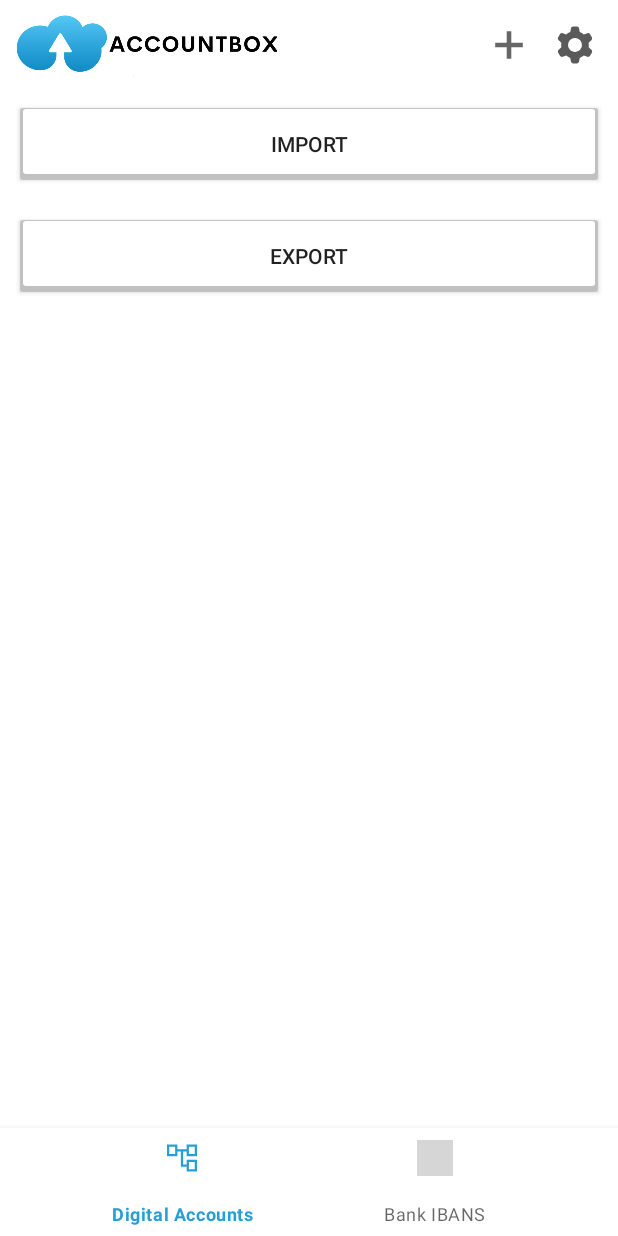
After one commit to emretanerc/AccountBox, an Android app: the SettingsFragment screen opened through its navigation route, on a phone screen of 412 x 824 dp. The commit adds this screen. Run offline under Robolectric (Android 15) with nearby library versions, the phone set to English and light mode, and no system bars; our stand-ins replace Picasso, Room's generated code, sdp/ssp sizes; Roboto replaces fonts that are not available here; grey boxes are pictures that could not be loaded.

Commit message:
changed folders for MVVM.

```diff
--- a/app/src/main/java/com/etcmobileapps/ibanbankaccountanddigitalaccount/view/activitys/MainActivity.kt
+++ b/app/src/main/java/com/etcmobileapps/ibanbankaccountanddigitalaccount/view/activitys/MainActivity.kt
@@ -9,7 +9,7 @@ import androidx.navigation.NavController
 import androidx.navigation.Navigation
 import com.etcmobileapps.ibanbankaccountanddigitalaccount.R
 import com.etcmobileapps.ibanbankaccountanddigitalaccount.databinding.ActivityMainBinding
-import com.etcmobileapps.ibanbankaccountanddigitalaccount.view.MainViewModel
+import com.etcmobileapps.ibanbankaccountanddigitalaccount.viewmodels.MainViewModel
 
 
 private lateinit var bindingMain : ActivityMainBinding
@@ -40,21 +40,18 @@ class MainActivity : AppCompatActivity() {
             val navController: NavController = Navigation.findNavController(this, R.id.fragmentView)
             navController.navigate(R.id.addContentFragment)
         }
+
+        bindingMain.settingView.setOnClickListener {
+            val navController: NavController = Navigation.findNavController(this, R.id.fragmentView)
+            navController.navigate(R.id.settingsFragment)
+        }
     }
 
 
     private fun setupTopBar() {
          val navController: NavController = Navigation.findNavController(this, R.id.fragmentView)
 
-        bindingMain.topAppBar.setOnMenuItemClickListener { menuItem ->
-            when (menuItem.itemId) {
-                R.id.favorite -> {
-                   navController.navigate(R.id.addContentFragment)
-                    true
-                }
-                else -> false
-            }
-        }
+
     }
 
     private fun setupBottomNavigation() {
--- a/app/src/main/java/com/etcmobileapps/ibanbankaccountanddigitalaccount/view/fragments/AddContentFragment.kt
+++ b/app/src/main/java/com/etcmobileapps/ibanbankaccountanddigitalaccount/view/fragments/AddContentFragment.kt
@@ -16,7 +16,7 @@ import com.etcmobileapps.ibanbankaccountanddigitalaccount.adapter.IconAdapter
 import com.etcmobileapps.ibanbankaccountanddigitalaccount.databinding.FragmentAddContentBinding
 import com.etcmobileapps.ibanbankaccountanddigitalaccount.model.Account
 import com.etcmobileapps.ibanbankaccountanddigitalaccount.model.Iban
-import com.etcmobileapps.ibanbankaccountanddigitalaccount.view.AddContentViewModel
+import com.etcmobileapps.ibanbankaccountanddigitalaccount.viewmodels.AddContentViewModel
 
 
 class AddContentFragment : Fragment() {
--- a/app/src/main/java/com/etcmobileapps/ibanbankaccountanddigitalaccount/view/fragments/BankAccountFragment.kt
+++ b/app/src/main/java/com/etcmobileapps/ibanbankaccountanddigitalaccount/view/fragments/BankAccountFragment.kt
@@ -10,7 +10,7 @@ import androidx.lifecycle.ViewModelProvider
 import androidx.recyclerview.widget.LinearLayoutManager
 import com.etcmobileapps.ibanbankaccountanddigitalaccount.adapter.BankAdapter
 import com.etcmobileapps.ibanbankaccountanddigitalaccount.databinding.FragmentBankAccountBinding
-import com.etcmobileapps.ibanbankaccountanddigitalaccount.view.BankAccountViewModel
+import com.etcmobileapps.ibanbankaccountanddigitalaccount.viewmodels.BankAccountViewModel
 import kotlinx.coroutines.CoroutineScope
 import kotlinx.coroutines.Dispatchers
 import kotlinx.coroutines.launch
--- a/app/src/main/java/com/etcmobileapps/ibanbankaccountanddigitalaccount/view/fragments/DigitalAccountFragment.kt
+++ b/app/src/main/java/com/etcmobileapps/ibanbankaccountanddigitalaccount/view/fragments/DigitalAccountFragment.kt
@@ -1,8 +1,6 @@
 package com.etcmobileapps.ibanbankaccountanddigitalaccount.view.fragments
 
 import android.os.Bundle
-import android.os.Handler
-import android.os.Looper
 import android.util.Log
 import android.view.LayoutInflater
 import android.view.View
@@ -13,7 +11,7 @@ import androidx.recyclerview.widget.LinearLayoutManager
 
 import com.etcmobileapps.ibanbankaccountanddigitalaccount.adapter.AccountAdapter
 import com.etcmobileapps.ibanbankaccountanddigitalaccount.databinding.FragmentBankAccountBinding
-import com.etcmobileapps.ibanbankaccountanddigitalaccount.view.DigitalAccountViewModel
+import com.etcmobileapps.ibanbankaccountanddigitalaccount.viewmodels.DigitalAccountViewModel
 import kotlinx.coroutines.CoroutineScope
 import kotlinx.coroutines.Dispatchers
 import kotlinx.coroutines.launch
--- /dev/null
+++ b/app/src/main/java/com/etcmobileapps/ibanbankaccountanddigitalaccount/view/fragments/SettingsFragment.kt
@@ -0,0 +1,43 @@
+package com.etcmobileapps.ibanbankaccountanddigitalaccount.view.fragments
+
+
+import android.os.Bundle
+import android.view.LayoutInflater
+import android.view.View
+import android.view.ViewGroup
+import androidx.fragment.app.Fragment
+import androidx.lifecycle.ViewModelProvider
+
+import com.etcmobileapps.ibanbankaccountanddigitalaccount.databinding.FragmentSettingsBinding
+import com.etcmobileapps.ibanbankaccountanddigitalaccount.viewmodels.SettingsViewModel
+
+
+class SettingsFragment : Fragment()  {
+    private lateinit var bindingSettings: FragmentSettingsBinding
+    private lateinit var viewModel: SettingsViewModel
+    override fun onCreate(savedInstanceState: Bundle?) {
+        super.onCreate(savedInstanceState)
+        viewModel = ViewModelProvider(this)[SettingsViewModel::class.java]
+
+    }
+
+    override  fun onCreateView(
+        inflater: LayoutInflater, container: ViewGroup?,
+        savedInstanceState: Bundle?
+    ): View? {
+        // Inflate the layout for this fragment
+        bindingSettings = FragmentSettingsBinding.inflate(inflater, container, false)
+
+
+
+        return bindingSettings.root
+
+    }
+
+
+
+
+
+
+
+}
--- a/app/src/main/java/com/etcmobileapps/ibanbankaccountanddigitalaccount/view/AddContentViewModel.kt
+++ b/app/src/main/java/com/etcmobileapps/ibanbankaccountanddigitalaccount/viewmodels/AddContentViewModel.kt
@@ -1,4 +1,4 @@
-package com.etcmobileapps.ibanbankaccountanddigitalaccount.view
+package com.etcmobileapps.ibanbankaccountanddigitalaccount.viewmodels
 
 
 
--- a/app/src/main/java/com/etcmobileapps/ibanbankaccountanddigitalaccount/view/BankAccountViewModel.kt
+++ b/app/src/main/java/com/etcmobileapps/ibanbankaccountanddigitalaccount/viewmodels/BankAccountViewModel.kt
@@ -1,4 +1,4 @@
-package com.etcmobileapps.ibanbankaccountanddigitalaccount.view
+package com.etcmobileapps.ibanbankaccountanddigitalaccount.viewmodels
 
 import android.app.Application
 import android.database.sqlite.SQLiteException
--- /dev/null
+++ b/app/src/main/java/com/etcmobileapps/ibanbankaccountanddigitalaccount/viewmodels/DigitalAccountViewModel.kt
@@ -0,0 +1,37 @@
+package com.etcmobileapps.ibanbankaccountanddigitalaccount.viewmodels
+
+import android.app.Application
+import android.util.Log
+import androidx.lifecycle.AndroidViewModel
+import androidx.room.Room
+import com.etcmobileapps.ibanbankaccountanddigitalaccount.model.Account
+import com.etcmobileapps.ibanbankaccountanddigitalaccount.model.Db
+
+
+class DigitalAccountViewModel(application: Application) : AndroidViewModel(application) {
+    private lateinit var database: Db
+    lateinit var data : List<Account>
+
+
+    fun initDatabase() {
+        database = Room.databaseBuilder(
+            getApplication(),
+            Db::class.java, "database.db"
+        ).allowMainThreadQueries().build()
+
+    }
+
+
+
+    fun getAllAccounts(): MutableList<Account> {
+        data = database.getManagerDao().getAllAccounts()
+        Log.d("data:",data.toString())
+        return data as MutableList<Account>
+    }
+
+
+
+
+
+
+}
--- a/app/src/main/java/com/etcmobileapps/ibanbankaccountanddigitalaccount/view/MainViewModel.kt
+++ b/app/src/main/java/com/etcmobileapps/ibanbankaccountanddigitalaccount/viewmodels/MainViewModel.kt
@@ -1,4 +1,4 @@
-package com.etcmobileapps.ibanbankaccountanddigitalaccount.view
+package com.etcmobileapps.ibanbankaccountanddigitalaccount.viewmodels
 
 import android.app.Application
 import android.widget.Toast
--- a/app/src/main/java/com/etcmobileapps/ibanbankaccountanddigitalaccount/view/DigitalAccountViewModel.kt
+++ b/app/src/main/java/com/etcmobileapps/ibanbankaccountanddigitalaccount/viewmodels/SettingsViewModel.kt
@@ -1,4 +1,6 @@
-package com.etcmobileapps.ibanbankaccountanddigitalaccount.view
+package com.etcmobileapps.ibanbankaccountanddigitalaccount.viewmodels
+
+
 
 import android.app.Application
 import android.database.sqlite.SQLiteException
@@ -16,30 +18,6 @@ import kotlinx.coroutines.Dispatchers
 import kotlinx.coroutines.launch
 
 
-class DigitalAccountViewModel(application: Application) : AndroidViewModel(application) {
-    private lateinit var database: Db
-    lateinit var data : List<Account>
-
-
-    fun initDatabase() {
-        database = Room.databaseBuilder(
-            getApplication(),
-            Db::class.java, "database.db"
-        ).allowMainThreadQueries().build()
-
-    }
-
-
-
-    fun getAllAccounts(): MutableList<Account> {
-        data = database.getManagerDao().getAllAccounts()
-        Log.d("data:",data.toString())
-        return data as MutableList<Account>
-    }
-
-
-
-
-
+class SettingsViewModel(application: Application) : AndroidViewModel(application) {
 
 }
--- /dev/null
+++ b/app/src/main/res/layout/fragment_settings.xml
@@ -0,0 +1,25 @@
+<?xml version="1.0" encoding="utf-8"?>
+<LinearLayout xmlns:android="http://schemas.android.com/apk/res/android"
+    xmlns:tools="http://schemas.android.com/tools"
+    android:layout_width="match_parent"
+    android:layout_height="match_parent"
+    android:orientation="vertical"
+    tools:context=".view.fragments.DigitalAccountFragment">
+
+    <androidx.appcompat.widget.AppCompatButton
+        android:id="@+id/importButton"
+        android:layout_width="match_parent"
+        android:layout_height="wrap_content"
+        android:layout_margin="@dimen/_10sdp"
+        android:background="@drawable/layout3d"
+        android:text="@string/import_button" />
+
+
+    <androidx.appcompat.widget.AppCompatButton
+        android:id="@+id/exportButton"
+        android:layout_width="match_parent"
+        android:layout_height="wrap_content"
+        android:layout_margin="@dimen/_10sdp"
+        android:background="@drawable/layout3d"
+        android:text="@string/export_button" />
+</LinearLayout>
--- a/app/src/main/res/menu/menu_top_bar.xml
+++ b/app/src/main/res/menu/menu_top_bar.xml
@@ -1,10 +1,15 @@
 <menu xmlns:android="http://schemas.android.com/apk/res/android"
     xmlns:app="http://schemas.android.com/apk/res-auto">
     <item
-        android:id="@+id/favorite"
+        android:id="@+id/add"
         android:icon="@android:drawable/ic_menu_add"
         android:title="@string/succesfull"
         app:showAsAction="ifRoom" />
 
+    <item
+        android:id="@+id/settings"
+        android:icon="@android:drawable/ic_menu_add"
+        android:title="@string/succesfull"
+        app:showAsAction="ifRoom" />
 
 </menu>
--- a/app/src/main/res/navigation/nav_graph.xml
+++ b/app/src/main/res/navigation/nav_graph.xml
@@ -33,4 +33,8 @@
         android:id="@+id/addContentFragment"
         android:name="com.etcmobileapps.ibanbankaccountanddigitalaccount.view.fragments.AddContentFragment"
         android:label="AddContentFragment" />
+    <fragment
+        android:id="@+id/settingsFragment"
+        android:name="com.etcmobileapps.ibanbankaccountanddigitalaccount.view.fragments.SettingsFragment"
+        android:label="SettingsFragment" />
 </navigation>
--- a/app/src/main/res/values/strings.xml
+++ b/app/src/main/res/values/strings.xml
@@ -20,7 +20,8 @@
 
     <string name="item_copy">Copy</string>
     <string name="item_delete">Delete</string>
-
+    <string name="import_button">Import</string>
+    <string name="export_button">Export</string>
     <string name="copy_ad"><u>This information is stored by the Account Box application. \n Website: bit.ly/accountbox</u></string>
     <string name="copied"><u>Your information has been copied.</u></string>
 </resources>
```
Also changed, not shown: app/src/main/java/com/etcmobileapps/ibanbankaccountanddigitalaccount/adapter/AccountAdapter.kt (+0 -9 lines), 1 other file.
